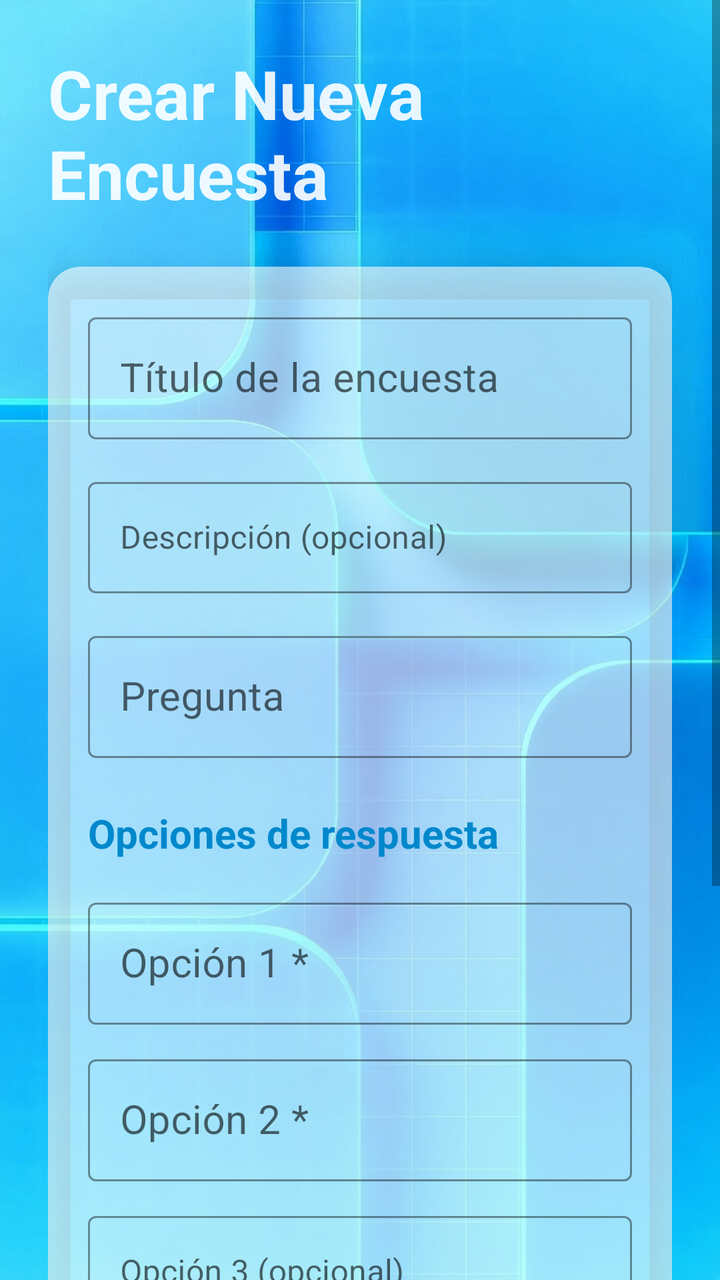
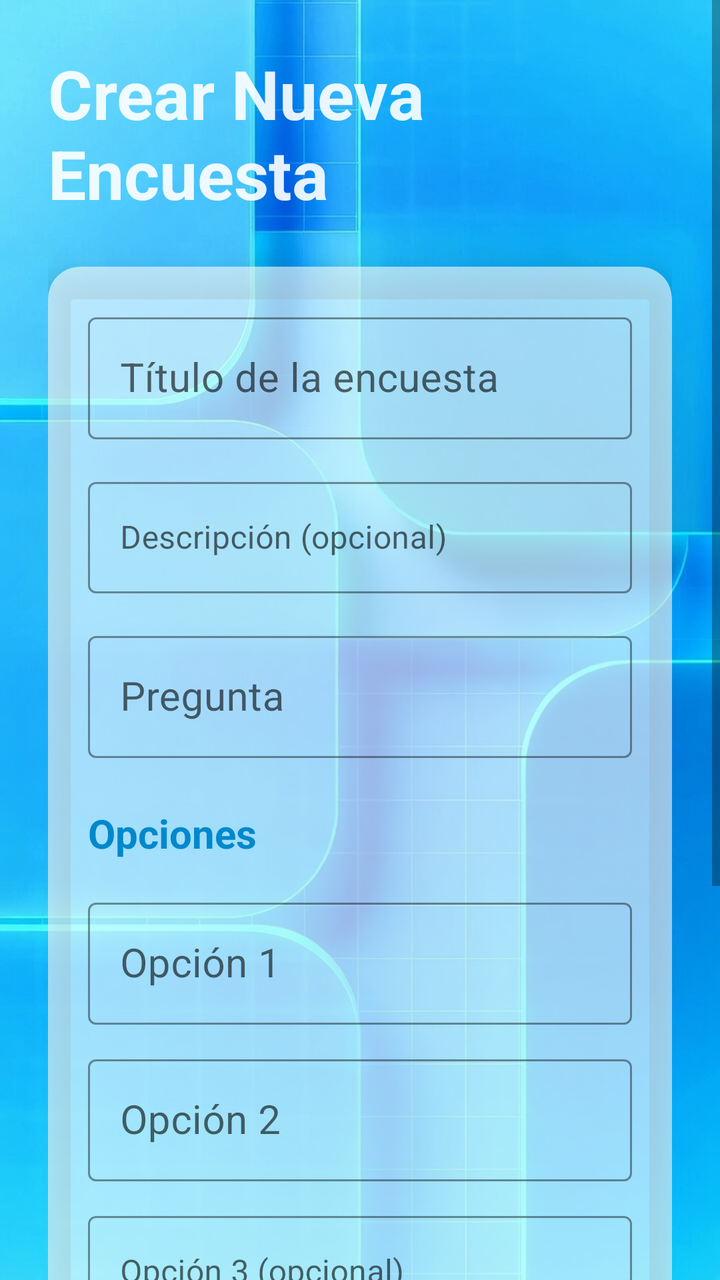

Screens rendered from an Android XML layout before and after an edit, with the pre-edit source and the edit as a unified diff.
<!-- AndroidManifest.xml: application theme Theme.PollCore -->
<!-- res/layout/activity_create_poll.xml -->
<?xml version="1.0" encoding="utf-8"?>
<androidx.constraintlayout.widget.ConstraintLayout xmlns:android="http://schemas.android.com/apk/res/android"
    xmlns:app="http://schemas.android.com/apk/res-auto"
    xmlns:tools="http://schemas.android.com/tools"
    android:id="@+id/main"
    android:layout_width="match_parent"
    android:layout_height="match_parent"
    android:background="@drawable/poll"
    tools:context=".activities.CreatePollActivity">

    <ScrollView
        android:layout_width="match_parent"
        android:layout_height="match_parent"
        android:fillViewport="true"
        app:layout_constraintBottom_toBottomOf="parent"
        app:layout_constraintEnd_toEndOf="parent"
        app:layout_constraintStart_toStartOf="parent"
        app:layout_constraintTop_toTopOf="parent">

        <LinearLayout
            android:layout_width="match_parent"
            android:layout_height="wrap_content"
            android:orientation="vertical"
            android:padding="24dp">

            <TextView
                android:layout_width="wrap_content"
                android:layout_height="wrap_content"
                android:layout_gravity="center"
                android:layout_marginBottom="24dp"
                android:text="Crear Nueva Encuesta"
                android:textColor="@color/frutiger_white_glass"
                android:textSize="34sp"
                android:textStyle="bold" />

            <androidx.cardview.widget.CardView
                android:layout_width="match_parent"
                android:layout_height="wrap_content"
                app:cardCornerRadius="16dp"
                app:cardElevation="8dp"
                app:cardBackgroundColor="@color/aero_glass">

                <LinearLayout
                    android:layout_width="match_parent"
                    android:layout_height="wrap_content"
                    android:orientation="vertical"
                    android:padding="20dp">

                    <com.google.android.material.textfield.TextInputLayout
                        android:layout_width="match_parent"
                        android:layout_height="wrap_content"
                        android:layout_marginBottom="16dp"
                        style="@style/Widget.MaterialComponents.TextInputLayout.OutlinedBox"
                        app:boxStrokeColor="@color/frutiger_blue_light"
                        app:hintTextColor="@color/frutiger_blue_light">

                        <com.google.android.material.textfield.TextInputEditText
                            android:id="@+id/etTitle"
                            android:layout_width="match_parent"
                            android:layout_height="wrap_content"
                            android:hint="Título de la encuesta"
                            android:maxLines="1"
                            android:textColor="@color/frutiger_blue_dark"
                            android:textSize="20sp" />
                    </com.google.android.material.textfield.TextInputLayout>

                    <com.google.android.material.textfield.TextInputLayout
                        android:layout_width="match_parent"
                        android:layout_height="wrap_content"
                        android:layout_marginBottom="16dp"
                        style="@style/Widget.MaterialComponents.TextInputLayout.OutlinedBox"
                        app:boxStrokeColor="@color/frutiger_blue_light"
                        app:hintTextColor="@color/frutiger_blue_light">

                        <com.google.android.material.textfield.TextInputEditText
                            android:id="@+id/etDescription"
                            android:layout_width="match_parent"
                            android:layout_height="wrap_content"
                            android:hint="Descripción (opcional)"
                            android:maxLines="3"
                            android:textColor="@color/frutiger_blue_dark" />
                    </com.google.android.material.textfield.TextInputLayout>

                    <com.google.android.material.textfield.TextInputLayout
                        android:layout_width="match_parent"
                        android:layout_height="wrap_content"
                        android:layout_marginBottom="16dp"
                        style="@style/Widget.MaterialComponents.TextInputLayout.OutlinedBox"
                        app:boxStrokeColor="@color/frutiger_blue_light"
                        app:hintTextColor="@color/frutiger_blue_light">

                        <com.google.android.material.textfield.TextInputEditText
                            android:id="@+id/etQuestion"
                            android:layout_width="match_parent"
                            android:layout_height="wrap_content"
                            android:hint="Pregunta"
                            android:maxLines="3"
                            android:textColor="@color/frutiger_blue_dark"
                            android:textSize="20sp" />
                    </com.google.android.material.textfield.TextInputLayout>

                    <TextView
                        android:layout_width="wrap_content"
                        android:layout_height="wrap_content"
                        android:layout_marginTop="8dp"
                        android:layout_marginBottom="16dp"
                        android:text="Opciones de respuesta"
                        android:textColor="@color/frutiger_blue_dark"
                        android:textSize="20sp"
                        android:textStyle="bold" />

                    <com.google.android.material.textfield.TextInputLayout
                        android:layout_width="match_parent"
                        android:layout_height="wrap_content"
                        android:layout_marginBottom="12dp"
                        style="@style/Widget.MaterialComponents.TextInputLayout.OutlinedBox"
                        app:boxStrokeColor="@color/frutiger_blue_light"
                        app:hintTextColor="@color/frutiger_blue_light">

                        <com.google.android.material.textfield.TextInputEditText
                            android:id="@+id/etOption1"
                            android:layout_width="match_parent"
                            android:layout_height="wrap_content"
                            android:hint="Opción 1 *"
                            android:maxLines="2"
                            android:textColor="@color/frutiger_blue_dark"
                            android:textSize="20sp" />
                    </com.google.android.material.textfield.TextInputLayout>

                    <com.google.android.material.textfield.TextInputLayout
                        android:layout_width="match_parent"
                        android:layout_height="wrap_content"
                        android:layout_marginBottom="12dp"
                        style="@style/Widget.MaterialComponents.TextInputLayout.OutlinedBox"
                        app:boxStrokeColor="@color/frutiger_blue_light"
                        app:hintTextColor="@color/frutiger_blue_light">

                        <com.google.android.material.textfield.TextInputEditText
                            android:id="@+id/etOption2"
                            android:layout_width="match_parent"
                            android:layout_height="wrap_content"
                            android:hint="Opción 2 *"
                            android:maxLines="2"
                            android:textColor="@color/frutiger_blue_dark"
                            android:textSize="20sp" />
                    </com.google.android.material.textfield.TextInputLayout>

                    <com.google.android.material.textfield.TextInputLayout
                        android:layout_width="match_parent"
                        android:layout_height="wrap_content"
                        android:layout_marginBottom="12dp"
                        style="@style/Widget.MaterialComponents.TextInputLayout.OutlinedBox"
                        app:boxStrokeColor="@color/frutiger_blue_light"
                        app:hintTextColor="@color/frutiger_blue_light">

                        <com.google.android.material.textfield.TextInputEditText
                            android:id="@+id/etOption3"
                            android:layout_width="match_parent"
                            android:layout_height="wrap_content"
                            android:hint="Opción 3 (opcional)"
                            android:maxLines="2"
                            android:textColor="@color/frutiger_blue_dark"
                            android:textSize="16sp" />
                    </com.google.android.material.textfield.TextInputLayout>

                    <com.google.android.material.textfield.TextInputLayout
                        android:layout_width="match_parent"
                        android:layout_height="wrap_content"
                        android:layout_marginBottom="16dp"
                        style="@style/Widget.MaterialComponents.TextInputLayout.OutlinedBox"
                        app:boxStrokeColor="@color/frutiger_blue_light"
                        app:hintTextColor="@color/frutiger_blue_light">

                        <com.google.android.material.textfield.TextInputEditText
                            android:id="@+id/etOption4"
                            android:layout_width="match_parent"
                            android:layout_height="wrap_content"
                            android:hint="Opción 4 (opcional)"
                            android:maxLines="2"
                            android:textColor="@color/frutiger_blue_dark" />
                    </com.google.android.material.textfield.TextInputLayout>

                    <com.google.android.material.checkbox.MaterialCheckBox
                        android:id="@+id/cbAnonymous"
                        android:layout_width="match_parent"
                        android:layout_height="wrap_content"
                        android:layout_marginBottom="24dp"
                        android:text="Encuesta anónima (los votos no mostrarán quién votó)"
                        android:textColor="@color/frutiger_blue_dark" />

                    <com.google.android.material.button.MaterialButton
                        android:id="@+id/btnCreatePoll"
                        android:layout_width="match_parent"
                        android:layout_height="56dp"
                        android:background="@drawable/btn_frutiger_aero"
                        android:text="Crear Encuesta"
                        android:textAllCaps="false"
                        android:textColor="@android:color/white"
                        android:textSize="20sp"
                        app:cornerRadius="28dp" />

                </LinearLayout>

            </androidx.cardview.widget.CardView>

        </LinearLayout>

    </ScrollView>

</androidx.constraintlayout.widget.ConstraintLayout>
<!-- resources referenced by this layout -->
<resources>
  <color name="aero_glass">#99FFFFFF</color>
  <color name="frutiger_blue_dark">#0088CC</color>
  <color name="frutiger_blue_light">#4DC3F5</color>
  <color name="frutiger_white_glass">#E6FFFFFF</color>
  <!-- drawable btn_frutiger_aero (drawable) -->
  <?xml version="1.0" encoding="utf-8"?>
  <selector xmlns:android="http://schemas.android.com/apk/res/android">
      <item android:state_pressed="true">
          <shape android:shape="rectangle">
              <gradient
                  android:startColor="#0088CC"
                  android:endColor="#00A3E0"
                  android:angle="90" />
              <stroke
                  android:width="1dp"
                  android:color="#B3E5FF" />
              <corners android:radius="28dp" />
              <size android:height="56dp" />
          </shape>
      </item>
  
      <item>
          <shape android:shape="rectangle">
              <gradient
                  android:startColor="#00A3E0"
                  android:endColor="#0088CC"
                  android:angle="90" />
              <stroke
                  android:width="1dp"
                  android:color="#4DC3F5" />
              <corners android:radius="28dp" />
              <size android:height="56dp" />
          </shape>
      </item>
  </selector>
  <!-- drawable poll: jpg bitmap (drawable, 146826 bytes) -->
  <style name="Theme.PollCore" parent="Base.Theme.PollCore" />
  <style name="Base.Theme.PollCore" parent="Theme.MaterialComponents.DayNight.DarkActionBar">
          
          <item name="colorPrimary">@color/frutiger_blue_dark</item>
          <item name="colorPrimaryVariant">@color/frutiger_blue_deep</item>
          <item name="colorOnPrimary">@android:color/white</item>
  
          
          <item name="android:statusBarColor">@color/frutiger_blue_dark</item>
  
          
          <item name="android:windowBackground">@drawable/bg_frutiger_gradient</item>
  
          
          <item name="android:popupMenuStyle">@style/Widget.PollCore.PopupMenu</item>
      </style>
  <color name="frutiger_blue_deep">#0066B3</color>
  <!-- drawable bg_frutiger_gradient (drawable) -->
  <?xml version="1.0" encoding="utf-8"?>
  <shape xmlns:android="http://schemas.android.com/apk/res/android">
      <gradient
          android:startColor="#400066B3"
          android:endColor="#0000A3E0"
          android:angle="135"
          android:type="linear" />
  </shape>
  <style name="Widget.PollCore.PopupMenu" parent="Widget.MaterialComponents.PopupMenu">
          <item name="android:popupBackground">@color/aero_glass</item>
          <item name="android:textColor">@color/frutiger_blue_dark</item>
      </style>
</resources>

<!-- the commit's change to res/layout/activity_create_poll.xml (unified diff, before → after) -->
@@ -28,7 +28,7 @@
                 android:layout_height="wrap_content"
                 android:layout_gravity="center"
                 android:layout_marginBottom="24dp"
-                android:text="Crear Nueva Encuesta"
+                android:text="@string/create_poll_title"
                 android:textColor="@color/frutiger_white_glass"
                 android:textSize="34sp"
                 android:textStyle="bold" />
@@ -58,7 +58,7 @@
                             android:id="@+id/etTitle"
                             android:layout_width="match_parent"
                             android:layout_height="wrap_content"
-                            android:hint="Título de la encuesta"
+                            android:hint="@string/create_poll_title_hint"
                             android:maxLines="1"
                             android:textColor="@color/frutiger_blue_dark"
                             android:textSize="20sp" />
@@ -76,7 +76,7 @@
                             android:id="@+id/etDescription"
                             android:layout_width="match_parent"
                             android:layout_height="wrap_content"
-                            android:hint="Descripción (opcional)"
+                            android:hint="@string/create_poll_description_hint"
                             android:maxLines="3"
                             android:textColor="@color/frutiger_blue_dark" />
                     </com.google.android.material.textfield.TextInputLayout>
@@ -93,7 +93,7 @@
                             android:id="@+id/etQuestion"
                             android:layout_width="match_parent"
                             android:layout_height="wrap_content"
-                            android:hint="Pregunta"
+                            android:hint="@string/create_poll_question_hint"
                             android:maxLines="3"
                             android:textColor="@color/frutiger_blue_dark"
                             android:textSize="20sp" />
@@ -104,7 +104,7 @@
                         android:layout_height="wrap_content"
                         android:layout_marginTop="8dp"
                         android:layout_marginBottom="16dp"
-                        android:text="Opciones de respuesta"
+                        android:text="@string/poll_options"
                         android:textColor="@color/frutiger_blue_dark"
                         android:textSize="20sp"
                         android:textStyle="bold" />
@@ -121,7 +121,7 @@
                             android:id="@+id/etOption1"
                             android:layout_width="match_parent"
                             android:layout_height="wrap_content"
-                            android:hint="Opción 1 *"
+                            android:hint="@string/create_poll_option1_hint"
                             android:maxLines="2"
                             android:textColor="@color/frutiger_blue_dark"
                             android:textSize="20sp" />
@@ -139,7 +139,7 @@
                             android:id="@+id/etOption2"
                             android:layout_width="match_parent"
                             android:layout_height="wrap_content"
-                            android:hint="Opción 2 *"
+                            android:hint="@string/create_poll_option2_hint"
                             android:maxLines="2"
                             android:textColor="@color/frutiger_blue_dark"
                             android:textSize="20sp" />
@@ -157,7 +157,7 @@
                             android:id="@+id/etOption3"
                             android:layout_width="match_parent"
                             android:layout_height="wrap_content"
-                            android:hint="Opción 3 (opcional)"
+                            android:hint="@string/create_poll_option3_hint"
                             android:maxLines="2"
                             android:textColor="@color/frutiger_blue_dark"
                             android:textSize="16sp" />
@@ -175,7 +175,7 @@
                             android:id="@+id/etOption4"
                             android:layout_width="match_parent"
                             android:layout_height="wrap_content"
-                            android:hint="Opción 4 (opcional)"
+                            android:hint="@string/create_poll_option4_hint"
                             android:maxLines="2"
                             android:textColor="@color/frutiger_blue_dark" />
                     </com.google.android.material.textfield.TextInputLayout>
@@ -185,7 +185,7 @@
                         android:layout_width="match_parent"
                         android:layout_height="wrap_content"
                         android:layout_marginBottom="24dp"
-                        android:text="Encuesta anónima (los votos no mostrarán quién votó)"
+                        android:text="@string/create_poll_anonymous"
                         android:textColor="@color/frutiger_blue_dark" />
 
                     <com.google.android.material.button.MaterialButton
@@ -193,7 +193,7 @@
                         android:layout_width="match_parent"
                         android:layout_height="56dp"
                         android:background="@drawable/btn_frutiger_aero"
-                        android:text="Crear Encuesta"
+                        android:text="@string/create_poll_button"
                         android:textAllCaps="false"
                         android:textColor="@android:color/white"
                         android:textSize="20sp"
<!-- resource entries referenced after the edit -->
@@ -36,6 +36,17 @@
       </item>
   </selector>
   <!-- drawable poll: jpg bitmap (drawable, 146826 bytes) -->
+  <string name="create_poll_anonymous">Hacer esta encuesta anónima</string>
+  <string name="create_poll_button">Crear Encuesta</string>
+  <string name="create_poll_description_hint">Descripción (opcional)</string>
+  <string name="create_poll_option1_hint">Opción 1</string>
+  <string name="create_poll_option2_hint">Opción 2</string>
+  <string name="create_poll_option3_hint">Opción 3 (opcional)</string>
+  <string name="create_poll_option4_hint">Opción 4 (opcional)</string>
+  <string name="create_poll_question_hint">Pregunta</string>
+  <string name="create_poll_title">Crear Nueva Encuesta</string>
+  <string name="create_poll_title_hint">Título de la encuesta</string>
+  <string name="poll_options">Opciones</string>
   <style name="Theme.PollCore" parent="Base.Theme.PollCore" />
   <style name="Base.Theme.PollCore" parent="Theme.MaterialComponents.DayNight.DarkActionBar">
           
